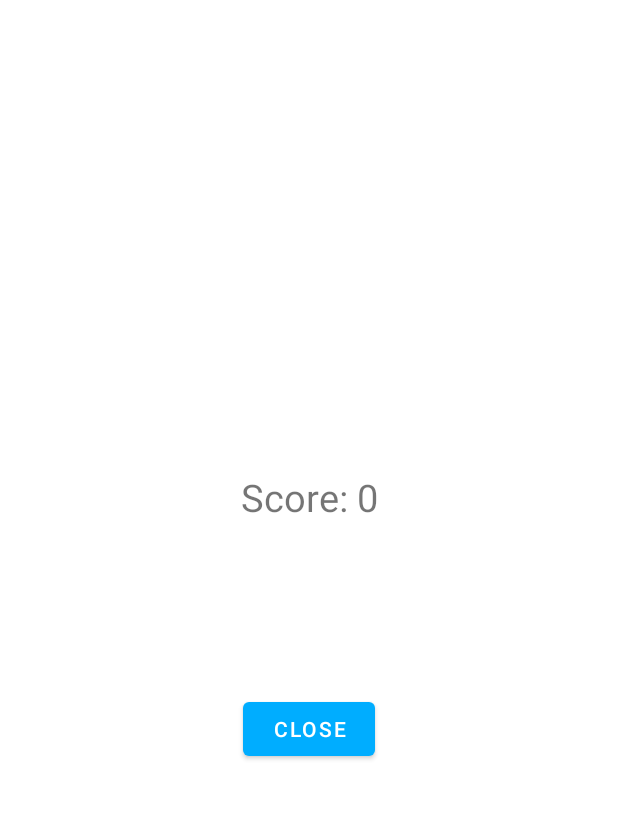
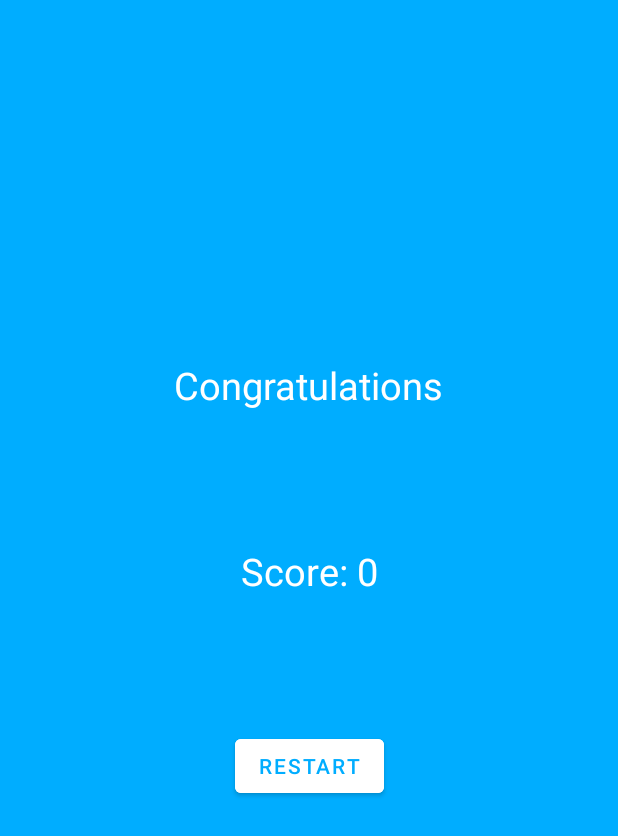
Before and after one commit to HoutarouM/Quiz-o-szkole, an Android app: the EndActivity screen opened directly, with no data from a screen before it, on a phone screen of 412 x 824 dp. Shown: the top 836 px of the screen. Run offline under Robolectric (Android 15) with nearby library versions, the light colour scheme and no system bars.

Commit message:
change end activity layout style

```diff
--- a/app/src/main/res/layout/activity_end.xml
+++ b/app/src/main/res/layout/activity_end.xml
@@ -4,26 +4,41 @@
     xmlns:tools="http://schemas.android.com/tools"
     android:layout_width="match_parent"
     android:layout_height="match_parent"
-    android:gravity="center"
+    android:background="@color/main_school_color"
     tools:context=".EndActivity">
+
+    <TextView
+        android:id="@+id/congratulations_text_view"
+        android:layout_width="wrap_content"
+        android:layout_height="wrap_content"
+        android:layout_marginTop="150dp"
+        android:text="@string/congratulations_text"
+        android:textColor="@color/white"
+        android:textSize="@dimen/text_size"
+        app:layout_constraintBottom_toTopOf="@+id/score_text_view"
+        app:layout_constraintEnd_toEndOf="parent"
+        app:layout_constraintStart_toStartOf="parent"
+        app:layout_constraintTop_toTopOf="parent" />
 
     <TextView
         android:id="@+id/score_text_view"
         android:layout_width="wrap_content"
         android:layout_height="wrap_content"
-        android:layout_marginTop="200dp"
+        android:textColor="@color/white"
         android:textSize="@dimen/text_size"
         app:layout_constraintBottom_toTopOf="@+id/close_button"
         app:layout_constraintEnd_toEndOf="parent"
         app:layout_constraintStart_toStartOf="parent"
-        app:layout_constraintTop_toTopOf="parent" />
+        app:layout_constraintTop_toBottomOf="@+id/congratulations_text_view" />
 
     <Button
         android:id="@+id/close_button"
         android:layout_width="wrap_content"
         android:layout_height="wrap_content"
         android:layout_marginBottom="200dp"
-        android:text="@string/close_button_text"
+        android:backgroundTint="@color/white"
+        android:text="@string/restart_button_text"
+        android:textColor="@color/main_school_color"
         app:layout_constraintBottom_toBottomOf="parent"
         app:layout_constraintEnd_toEndOf="parent"
         app:layout_constraintStart_toStartOf="parent"
--- a/app/src/main/res/values/strings.xml
+++ b/app/src/main/res/values/strings.xml
@@ -18,5 +18,6 @@
     <string name="second_question_answer_c">test</string>
 
     <string name="return_button_text">Return</string>
-    <string name="close_button_text">Close</string>
+    <string name="restart_button_text">Restart</string>
+    <string name="congratulations_text">Congratulations</string>
 </resources>
```
